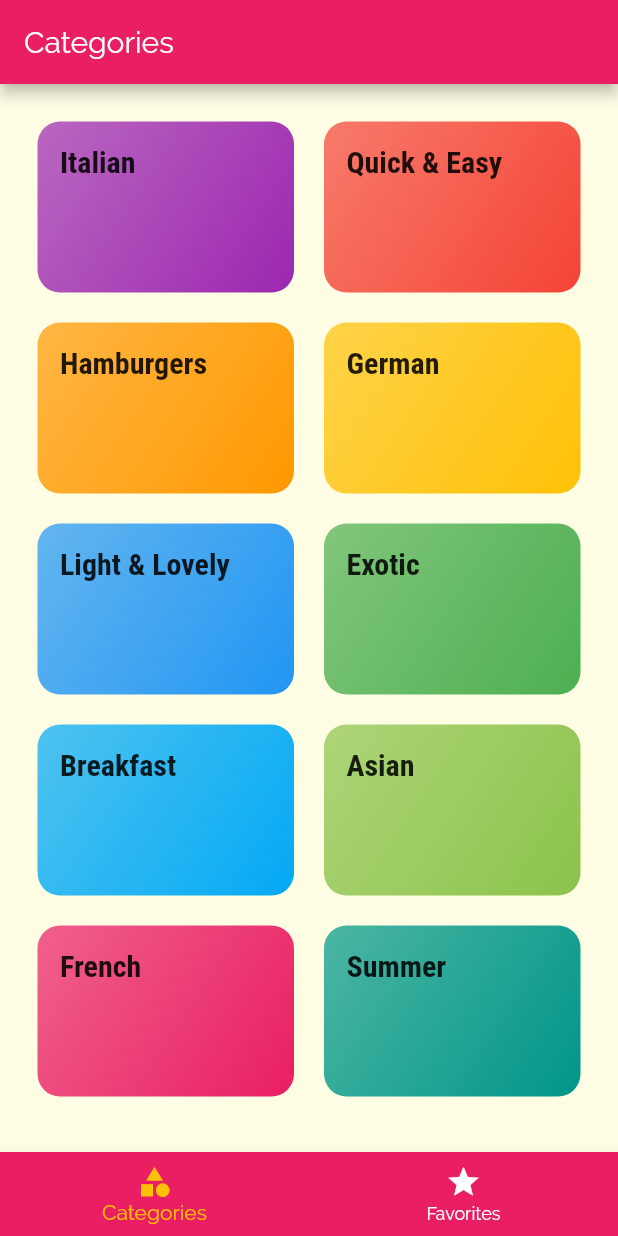
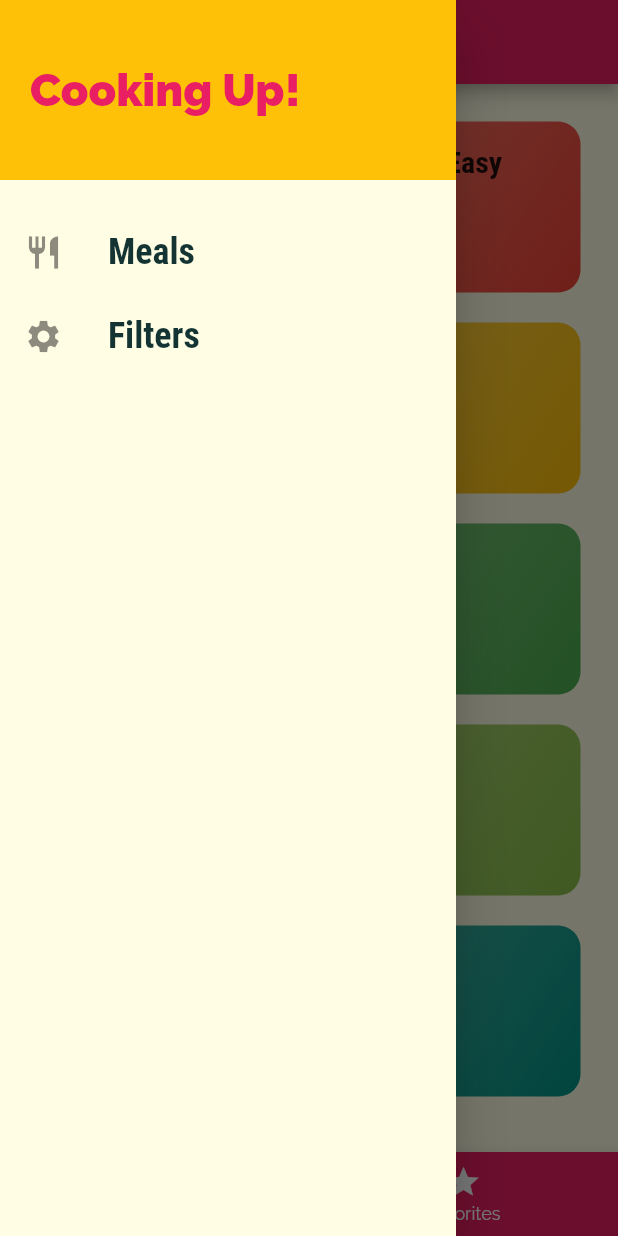
Before and after one commit to capicarbone/course_meals_app, a Flutter app: the screen it shows after launch, with the side drawer open (before the commit the screen has no drawer), on a phone screen of 412 x 824 dp. Run offline on Flutter 3.47's test engine with Material 2 defaults, Android fonts, the phone set to English and light mode, and no system bars.

```diff
--- a/lib/main.dart
+++ b/lib/main.dart
@@ -1,4 +1,5 @@
 import 'package:flutter/material.dart';
+import 'package:meals_app/screens/filters_screen.dart';
 import 'package:meals_app/screens/meal_detail_screen.dart';
 import './screens/tabs_screen.dart';
 import './screens/categories_screen.dart';
@@ -29,6 +30,7 @@ class MyApp extends StatelessWidget {
         '/': (ctx) => TabsScreen(),
         MealDetailScreen.routeName: (ctx) => MealDetailScreen(),
         CategoryMealsScreen.routeName: (ctx) => CategoryMealsScreen(),
+        FiltersScreen.routeName: (ctx) => FiltersScreen()
       },
       onUnknownRoute: (setttings) {
         return MaterialPageRoute(builder: (ctx) => CategoriesScreen());
--- a/lib/screens/meal_detail_screen.dart
+++ b/lib/screens/meal_detail_screen.dart
@@ -80,6 +80,12 @@ class MealDetailScreen extends StatelessWidget {
           ],
         ),
       ),
+      floatingActionButton: FloatingActionButton(
+        child: Icon(Icons.delete),
+        onPressed: () {
+          Navigator.of(context).pop(mealId);
+        },
+      ),
     ));
   }
 }
--- a/lib/screens/tabs_screen.dart
+++ b/lib/screens/tabs_screen.dart
@@ -1,4 +1,5 @@
 import 'package:flutter/material.dart';
+import '../widgets/main_drawer.dart';
 import './favorites_screen.dart';
 import './categories_screen.dart';
 
@@ -30,6 +31,7 @@ class _TabsScreenState extends State<TabsScreen> {
       appBar: AppBar(
         title: Text(_pages[_selectedPageIndex]['title']),
       ),
+      drawer: MainDrawer(),
       body: _pages[_selectedPageIndex]['page'],
       bottomNavigationBar: BottomNavigationBar(
         onTap: _selectPage,
--- /dev/null
+++ b/lib/widgets/main_drawer.dart
@@ -0,0 +1,51 @@
+import 'package:flutter/material.dart';
+import '../screens/filters_screen.dart';
+
+class MainDrawer extends StatelessWidget {
+  Widget buildListTitle(String title, IconData icon, Function tapListener) {
+    return ListTile(
+      leading: Icon(icon, size: 26),
+      title: Text(
+        title,
+        style: TextStyle(
+            fontFamily: 'RobotoCondensed',
+            fontSize: 24,
+            fontWeight: FontWeight.bold),
+      ),
+      onTap: tapListener,
+    );
+  }
+
+  @override
+  Widget build(BuildContext context) {
+    return Drawer(
+      child: Column(
+        children: <Widget>[
+          Container(
+            height: 120,
+            width: double.infinity,
+            padding: EdgeInsets.all(20),
+            alignment: Alignment.centerLeft,
+            color: Theme.of(context).accentColor,
+            child: Text(
+              'Cooking Up!',
+              style: TextStyle(
+                  fontWeight: FontWeight.w900,
+                  fontSize: 30,
+                  color: Theme.of(context).primaryColor),
+            ),
+          ),
+          SizedBox(
+            height: 20,
+          ),
+          buildListTitle('Meals', Icons.restaurant, () {
+            Navigator.of(context).pushReplacementNamed('/');
+          }),
+          buildListTitle('Filters', Icons.settings, () {
+            Navigator.of(context).pushReplacementNamed(FiltersScreen.routeName);
+          })
+        ],
+      ),
+    );
+  }
+}
```
Also changed, not shown: lib/screens/category_meals_screen.dart (+31 -6 lines), lib/screens/filters_screen.dart (added, +85 -0 lines), lib/widgets/meal_item.dart (+10 -2 lines).
